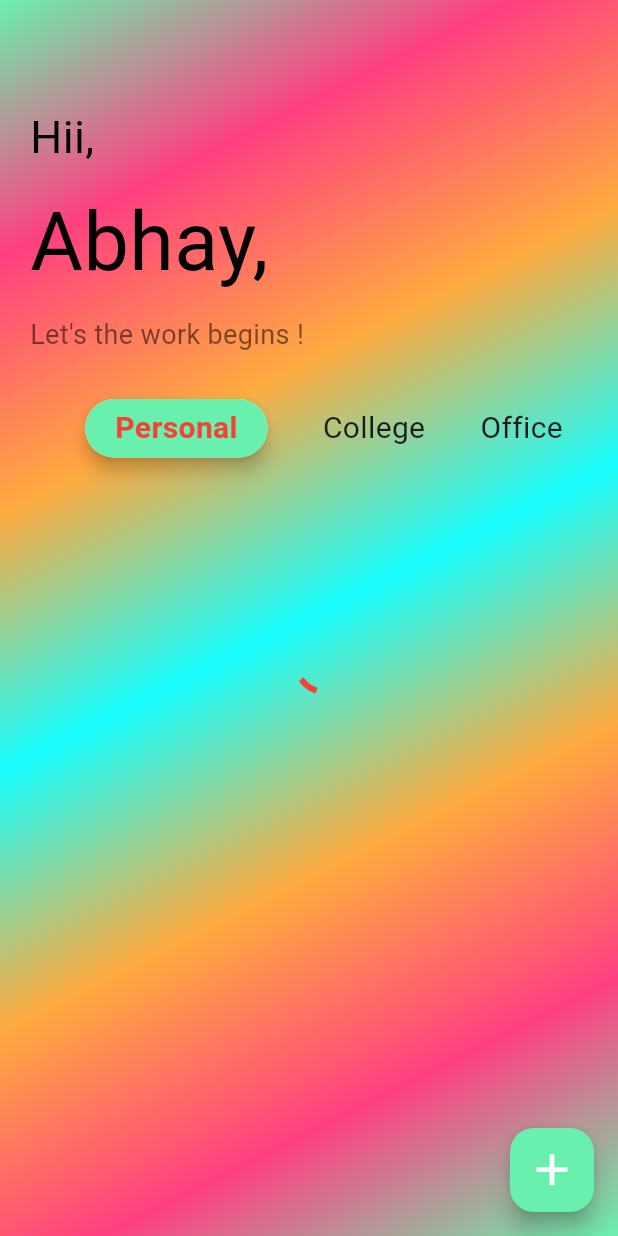
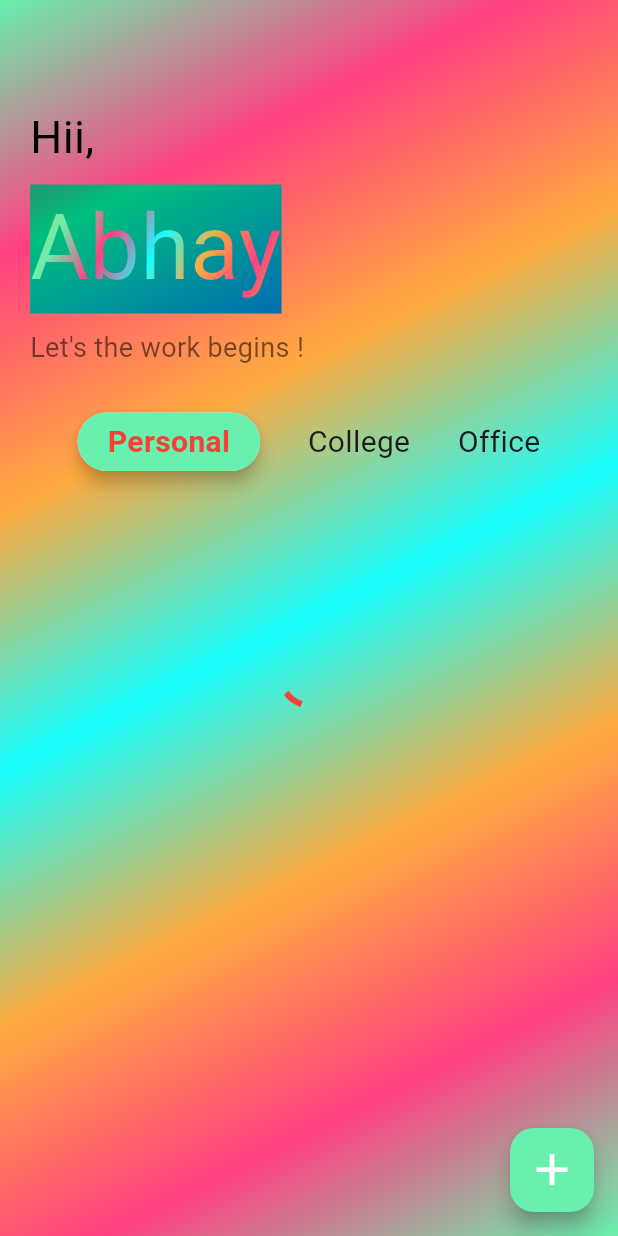
Before and after one commit to Abhay123qwe/todoapp, a Flutter app: the screen it shows after launch, on a phone screen of 412 x 824 dp. Run offline on Flutter 3.47's test engine with Material 3 defaults, Android fonts, the phone set to English and light mode, and no system bars; our stand-ins replace cloud_firestore, firebase_core, random_string; accounts and stored records are empty.

Commit message:
Color change

```diff
--- a/lib/screens/homescreen.dart
+++ b/lib/screens/homescreen.dart
@@ -6,6 +6,7 @@ import 'package:flutter/material.dart';
 
 import 'package:random_string/random_string.dart';
 import 'package:todoapp/const/colors.dart';
+import 'package:todoapp/const/gradient.dart';
 import 'package:todoapp/db_services/database.dart';
 
 class HomeScreen extends StatefulWidget {
@@ -106,7 +107,7 @@ class _HomeScreenState extends State<HomeScreen> {
         ),
       ),
       body: Container(
-        padding: const EdgeInsets.only(top: 70, left: 20),
+        padding: const EdgeInsets.only(top: 70, left: 20, right: 20),
         height: MediaQuery.of(context).size.height,
         width: MediaQuery.of(context).size.width,
         decoration: const BoxDecoration(
@@ -132,9 +133,20 @@ class _HomeScreenState extends State<HomeScreen> {
               height: 10,
             ),
             Container(
-              child: const Text(
-                "Abhay,",
-                style: TextStyle(fontSize: 54, color: cblack),
+              decoration: const BoxDecoration(
+                  color: cwhite, backgroundBlendMode: BlendMode.difference),
+              child: const GradientText(
+                "Abhay",
+                style: TextStyle(decoration: TextDecoration.none, fontSize: 60),
+                gradient: LinearGradient(colors: [
+                  Colors.orangeAccent,
+                  Colors.greenAccent,
+                  Colors.pinkAccent,
+                  Colors.cyanAccent,
+                  Colors.orangeAccent,
+                  Colors.pinkAccent,
+                  Colors.orangeAccent,
+                ], begin: Alignment.topLeft, end: Alignment.bottomRight),
               ),
             ),
             const SizedBox(
```
